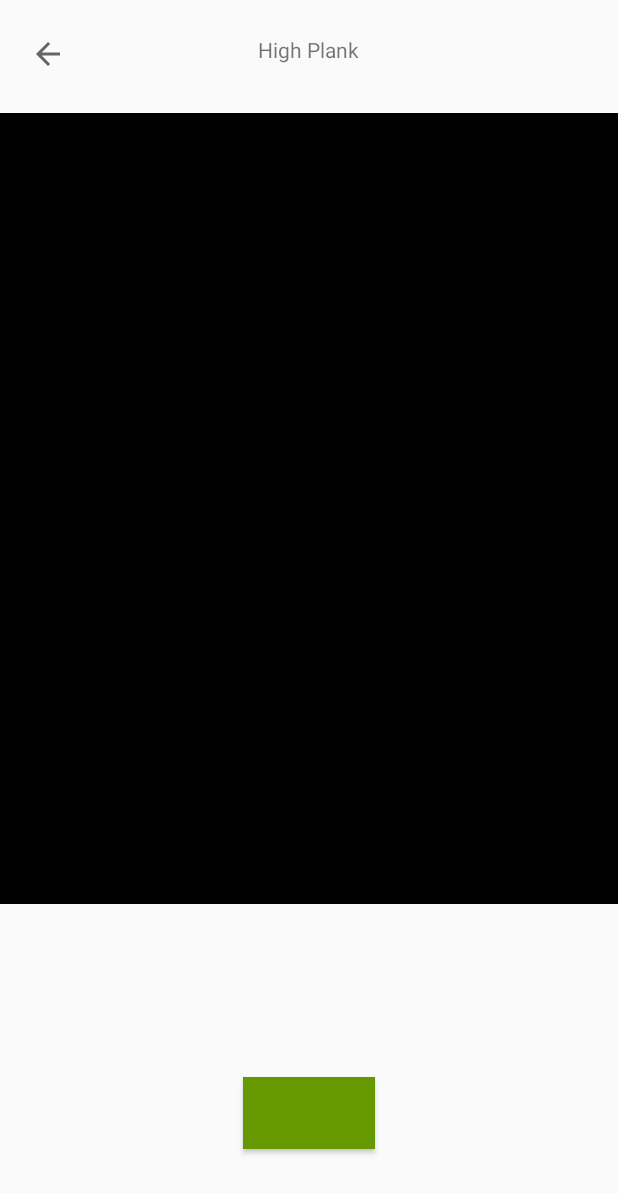
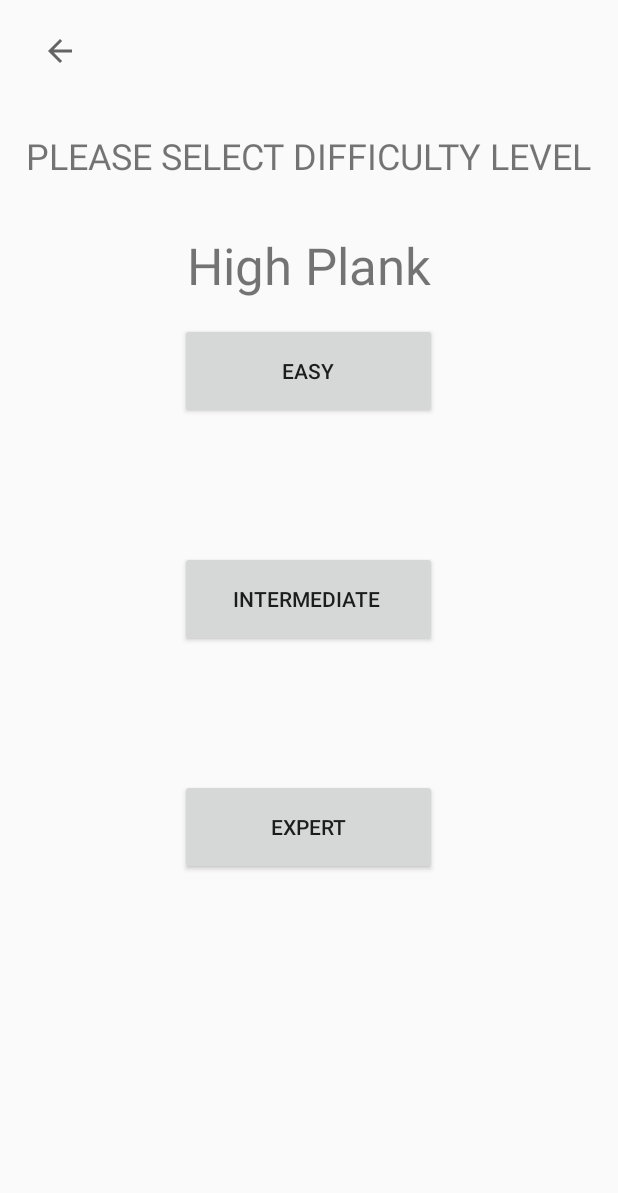
Before and after one commit to AndreLennardUy/SpecialProblemPoseEstimation, an Android app built with Jetpack Compose: the screen it shows after launch (CameraPage before the commit, LevelPage after it), after a tap on an icon or button, on a phone screen of 412 x 824 dp. Shown: the top 1193 px of the screen. Run offline under Robolectric (Android 15) with nearby library versions, the phone set to English and light mode, and no system bars.

Commit message:
Add Level Selection Page

```diff
--- a/MyApplication/app/src/main/AndroidManifest.xml
+++ b/MyApplication/app/src/main/AndroidManifest.xml
@@ -15,6 +15,9 @@
         android:theme="@style/Theme.MyApplication"
         tools:targetApi="31">
         <activity
+            android:name=".LevelPage"
+            android:exported="false" />
+        <activity
             android:name=".CameraPage"
             android:exported="false" />
         <activity
--- a/MyApplication/app/src/main/java/com/example/myapplication/CameraPage.kt
+++ b/MyApplication/app/src/main/java/com/example/myapplication/CameraPage.kt
@@ -112,6 +112,12 @@ class CameraPage : AppCompatActivity() {
         val title = intent.getStringExtra("TITLE") ?: "Title"
         val titleTextView: TextView = findViewById(R.id.title)
         titleTextView.text = title
+
+        //Setting Difficulty Level
+        val difficulty = intent.getStringExtra("LEVEL") ?: "Level"
+        val difficultyTextView: TextView = findViewById(R.id.difficulty)
+        difficultyTextView.text = difficulty;
+
 
         // back to main view
         val backBtn: ImageButton = findViewById(R.id.backBtn)
--- /dev/null
+++ b/MyApplication/app/src/main/java/com/example/myapplication/LevelPage.kt
@@ -0,0 +1,55 @@
+package com.example.myapplication
+
+import android.content.Intent
+import android.os.Bundle
+import android.widget.Button
+import android.widget.ImageButton
+import android.widget.TextView
+import androidx.appcompat.app.AppCompatActivity
+
+class LevelPage : AppCompatActivity() {
+    override fun onCreate(savedInstanceState: Bundle?) {
+        super.onCreate(savedInstanceState)
+        setContentView(R.layout.activity_level_page)
+
+        // back to main view
+        val backBtn: ImageButton = findViewById(R.id.backBtn)
+        backBtn.setOnClickListener {
+            finish()
+        }
+
+        //Init Buttons
+        var easyBtn : Button = findViewById(R.id.easy)
+        easyBtn.setOnClickListener{
+            levelSelection(1);
+        }
+        var intBtn : Button = findViewById(R.id.intermediate)
+        intBtn.setOnClickListener {
+            levelSelection(2);
+        }
+        var expBtn : Button = findViewById(R.id.expert)
+        expBtn.setOnClickListener {
+            levelSelection(3);
+        }
+
+        val title = intent.getStringExtra("TITLE") ?: "Title"
+        val titleTextView: TextView = findViewById(R.id.title)
+        titleTextView.text = title
+    }
+
+    fun levelSelection(selected : Int){
+        when(selected){
+            1 -> toCameraPage("Easy");
+            2 -> toCameraPage("Intermediate");
+            3 -> toCameraPage("Expert");
+        }
+    }
+
+    fun toCameraPage(level : String){
+        val title = intent.getStringExtra("TITLE")
+        val intent = Intent(this , CameraPage::class.java)
+        intent.putExtra("LEVEL" , level)
+        intent.putExtra("TITLE", title)
+        startActivity(intent)
+    }
+}
--- a/MyApplication/app/src/main/java/com/example/myapplication/MainActivity.kt
+++ b/MyApplication/app/src/main/java/com/example/myapplication/MainActivity.kt
@@ -26,11 +26,11 @@ class MainActivity : AppCompatActivity() {
 
     fun setButtonClickListener(button: Button, title: String) {
         button.setOnClickListener {
-            toCameraPage(title)
+            toLevelPage(title)
         }
     }
-    fun toCameraPage(title: String){
-        val intent = Intent(this , CameraPage::class.java)
+    fun toLevelPage(title: String){
+        val intent = Intent(this , LevelPage::class.java)
         intent.putExtra("TITLE" , title)
         startActivity(intent)
     }
--- a/MyApplication/app/src/main/res/layout/activity_camera_page.xml
+++ b/MyApplication/app/src/main/res/layout/activity_camera_page.xml
@@ -77,4 +77,12 @@
         android:textAppearance="?android:attr/textAppearanceLarge"
         android:textSize="40sp" />
 
+    <TextView
+        android:id="@+id/difficulty"
+        android:layout_width="wrap_content"
+        android:layout_height="wrap_content"
+        android:layout_alignParentBottom="true"
+        android:layout_centerHorizontal="true"
+        android:layout_marginBottom="191dp" />
+
 </RelativeLayout>
--- /dev/null
+++ b/MyApplication/app/src/main/res/layout/activity_level_page.xml
@@ -0,0 +1,77 @@
+<?xml version="1.0" encoding="utf-8"?>
+<RelativeLayout xmlns:android="http://schemas.android.com/apk/res/android"
+    xmlns:app="http://schemas.android.com/apk/res-auto"
+    xmlns:tools="http://schemas.android.com/tools"
+    android:layout_width="match_parent"
+    android:layout_height="match_parent"
+    tools:context=".MainActivity"
+    android:keepScreenOn="true">
+
+    <TextView
+        android:id="@+id/textView"
+        android:layout_width="wrap_content"
+        android:layout_height="wrap_content"
+        android:layout_alignParentStart="true"
+        android:layout_alignParentTop="true"
+        android:layout_alignParentEnd="true"
+        android:layout_centerHorizontal="true"
+        android:layout_marginStart="14dp"
+        android:layout_marginTop="87dp"
+        android:layout_marginEnd="15dp"
+        android:text="Please Select Difficulty Level"
+        android:textAlignment="center"
+        android:textAllCaps="true"
+        android:textSize="24sp"
+        tools:layout_editor_absoluteX="163dp"
+        tools:layout_editor_absoluteY="33dp" />
+
+    <TextView
+        android:id="@+id/title"
+        android:layout_width="wrap_content"
+        android:layout_height="wrap_content"
+        android:layout_alignParentTop="true"
+        android:layout_centerHorizontal="true"
+        android:layout_marginTop="154dp"
+        android:textAlignment="center"
+        android:textSize="34sp" />
+
+    <ImageButton
+        android:id="@+id/backBtn"
+        android:layout_width="71dp"
+        android:layout_height="43dp"
+        android:layout_alignParentStart="true"
+        android:layout_alignParentTop="true"
+        android:layout_marginStart="4dp"
+        android:layout_marginTop="12dp"
+        android:layout_marginEnd="287dp"
+        android:background="@null"
+        app:srcCompat="?attr/actionModeCloseDrawable" />
+
+    <Button
+        android:id="@+id/easy"
+        android:layout_width="171dp"
+        android:layout_height="64dp"
+        android:layout_below="@+id/textView"
+        android:layout_centerHorizontal="true"
+        android:layout_marginTop="95dp"
+        android:text="Easy" />
+
+    <Button
+        android:id="@+id/intermediate"
+        android:layout_width="171dp"
+        android:layout_height="64dp"
+        android:layout_below="@+id/easy"
+        android:layout_centerHorizontal="true"
+        android:layout_marginTop="88dp"
+        android:text="intermediate " />
+
+    <Button
+        android:id="@+id/expert"
+        android:layout_width="171dp"
+        android:layout_height="64dp"
+        android:layout_below="@+id/intermediate"
+        android:layout_centerHorizontal="true"
+        android:layout_marginTop="88dp"
+        android:text="Expert" />
+
+</RelativeLayout>
```
